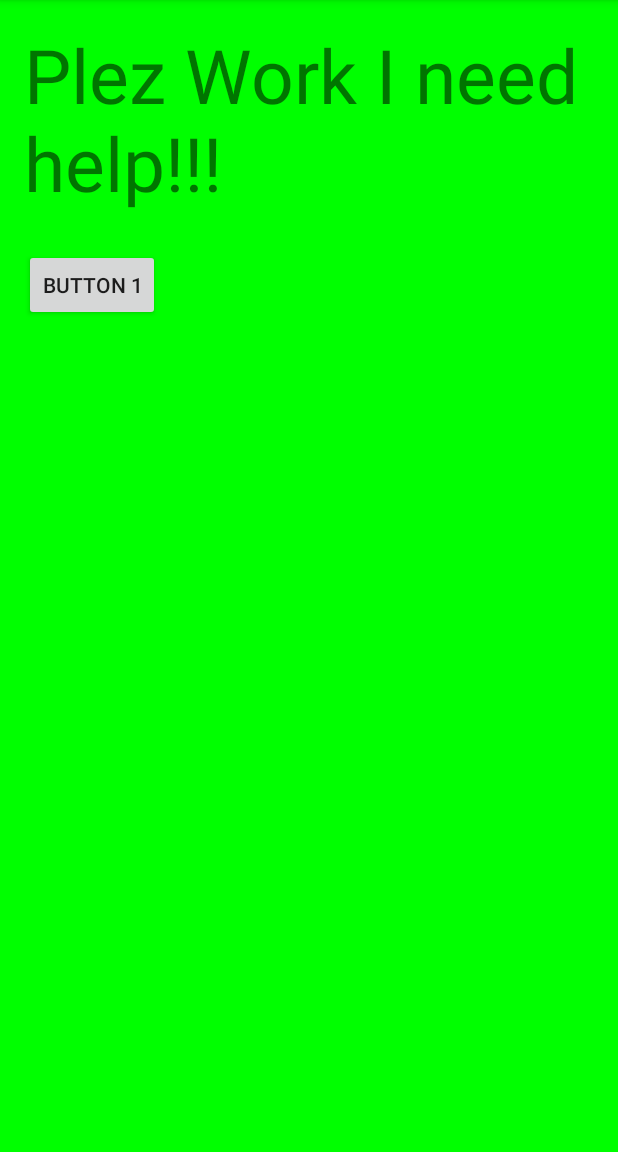
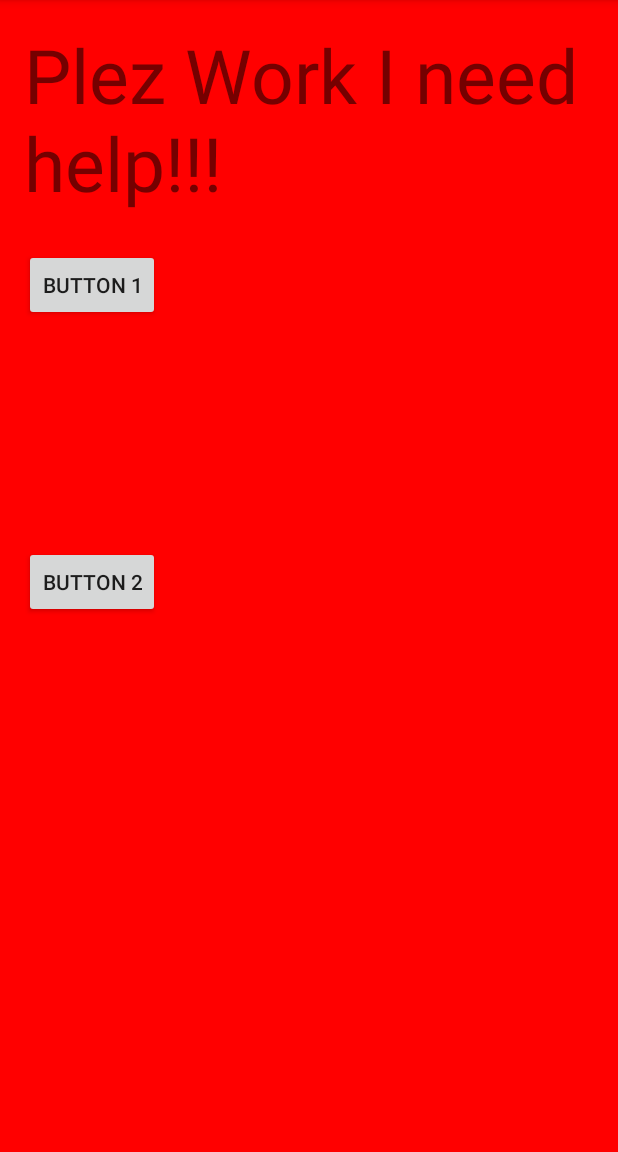
Before and after one commit to AdamHarryDoug/SpaceTrucker, an Android app: the screen it shows after launch (StartMenu), in the options menu, after a tap on "Settings", on a phone screen of 412 x 824 dp, the part 84-1236 px from its top. Run offline under Robolectric (Android 15) with nearby library versions, the phone set to English and light mode, and no system bars.

Commit message:
Made Button

```diff
--- a/app/src/main/java/com/example/mvhwhinnery/spacetrucker/StartMenu.java
+++ b/app/src/main/java/com/example/mvhwhinnery/spacetrucker/StartMenu.java
@@ -15,6 +15,7 @@ public class StartMenu extends ActionBarActivity {
 
     Button btn1;
     RelativeLayout back;
+    Button btn2;
 
     @Override
     protected void onCreate(Bundle savedInstanceState) {
@@ -27,6 +28,13 @@ public class StartMenu extends ActionBarActivity {
             @Override
             public void onClick(View v) {
                 back.setBackgroundColor(Color.parseColor("#00ff00"));
+            }
+        });
+        btn2 = (Button) findViewById(R.id.button2);
+        btn2.setOnClickListener(new View.OnClickListener() {
+            @Override
+            public void onClick(View v) {
+                back.setBackgroundColor(Color.RED);
             }
         });
 
--- a/app/src/main/res/layout/activity_start_menu.xml
+++ b/app/src/main/res/layout/activity_start_menu.xml
@@ -18,4 +18,15 @@
         android:text="Button 1"
         android:layout_marginTop="150dp"/>
 
+    <Button
+        style="?android:attr/buttonStyleSmall"
+        android:layout_width="wrap_content"
+        android:layout_height="wrap_content"
+        android:text="Button 2"
+        android:id="@+id/button2"
+        android:layout_marginTop="150dp"
+        android:layout_below="@+id/btn1"
+        android:layout_alignParentLeft="true"
+        android:layout_alignParentStart="true" />
+
 </RelativeLayout>
```
